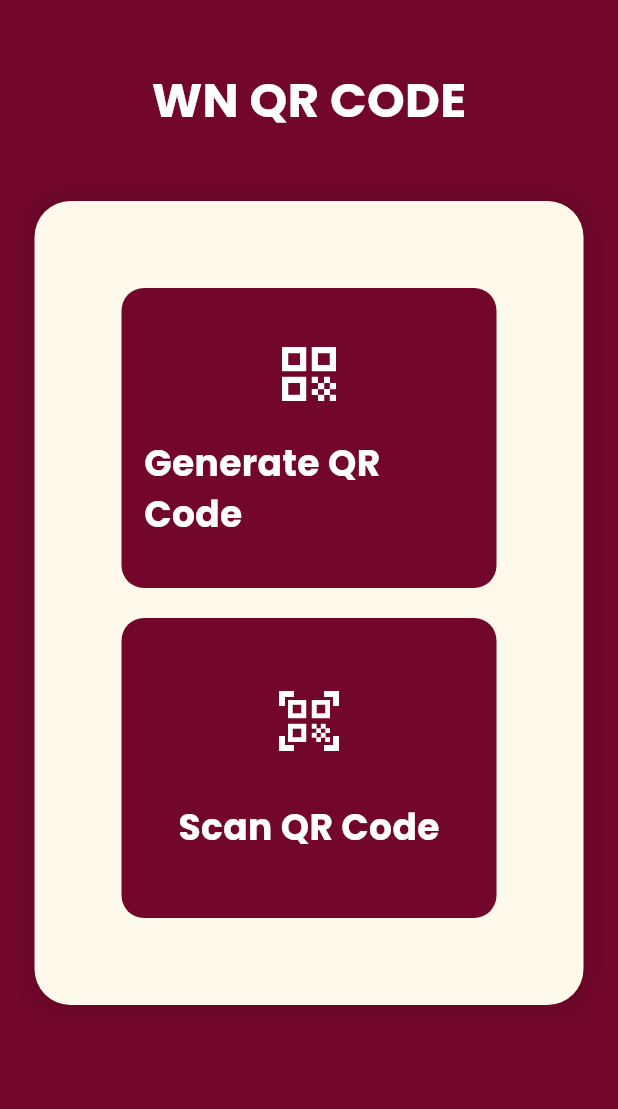
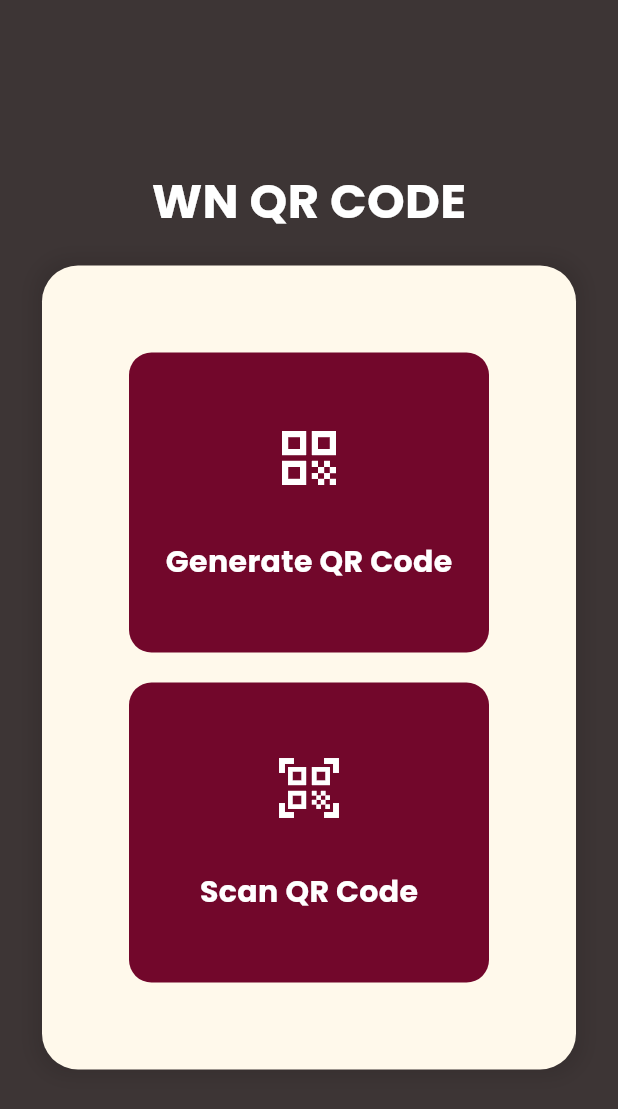
Before and after one commit to ChaminduWn/Qr-Scanner-Flutter, a Flutter app: the screen it shows after launch, on a phone screen of 412 x 824 dp. Shown: the top 1109 px of the screen. Run offline on Flutter 3.47's test engine with Material 3 defaults, Android fonts, the phone set to English and light mode, and no system bars; our stand-ins replace flutter_contacts, google_fonts, permission_handler, qr_flutter, screenshot, share_plus; missing offline and left inert: mobile_scanner.

Commit message:
Complete 100%

```diff
--- a/qr_scanner/lib/home_screen.dart
+++ b/qr_scanner/lib/home_screen.dart
@@ -9,28 +9,25 @@ class HomeScreen extends StatelessWidget {
   @override
   Widget build(BuildContext context) {
     return Scaffold(
-      backgroundColor: const Color.fromARGB(255, 114, 7, 43),
+      backgroundColor: const Color.fromARGB(255, 61, 53, 53),
       body: SafeArea(
         child: Column(
+          mainAxisAlignment: MainAxisAlignment.center,
           children: [
-            SizedBox(height: 20),
-            Padding(
-              padding: EdgeInsets.all(24),
-              child: Text("WN QR CODE",
-              style:GoogleFonts.poppins(
+            Center(
+              child: Text(
+                "WN QR CODE",
+                style: GoogleFonts.poppins(
                   fontSize: 32,
                   fontWeight: FontWeight.bold,
                   color: Colors.white,
-
                 ),
-
               ),
-
             ),
-              SizedBox(height: 20),
+            const SizedBox(height: 20),
             Center(
               child: Container(
-                  padding: EdgeInsets.all(58),
+                padding: const EdgeInsets.all(58),
                 decoration: BoxDecoration(
                   color: Theme.of(context).colorScheme.surface,
                   borderRadius: BorderRadius.circular(24),
@@ -40,7 +37,7 @@ class HomeScreen extends StatelessWidget {
                       blurRadius: 10,
                       spreadRadius: 5,
                     ),
-                    ]
+                  ],
                 ),
                 child: Column(
                   mainAxisAlignment: MainAxisAlignment.center,
@@ -53,10 +50,11 @@ class HomeScreen extends StatelessWidget {
                       () => Navigator.push(
                         context,
                         MaterialPageRoute(
-                            builder: (context) =>
-                            const GeneratorScreen()),),),
-
-                     SizedBox(height: 20),
+                          builder: (context) => const GeneratorScreen(),
+                        ),
+                      ),
+                    ),
+                    const SizedBox(height: 20),
                     _buildFeatureButton(
                       context,
                       "Scan QR Code",
@@ -64,49 +62,45 @@ class HomeScreen extends StatelessWidget {
                       () => Navigator.push(
                         context,
                         MaterialPageRoute(
-                            builder: (context) =>
-                            const ScannerScreen()),),),
-
+                          builder: (context) => const ScannerScreen(),
+                        ),
+                      ),
+                    ),
                   ],
-
-                  )
+                ),
               ),
             ),
           ],
         ),
       ),
     );
+  }
 
-  }
   Widget _buildFeatureButton(BuildContext context, String title, IconData icon, VoidCallback onPressed) {
     return GestureDetector(
       onTap: onPressed,
       child: Container(
-        padding: EdgeInsets.all(15),
+        padding: const EdgeInsets.all(15),
         height: 200,
-        width:250,
-        decoration :BoxDecoration(
+        width: 240,
+        decoration: BoxDecoration(
           color: const Color.fromARGB(255, 114, 7, 43),
           borderRadius: BorderRadius.circular(15),
-
         ),
         child: Column(
           mainAxisAlignment: MainAxisAlignment.spaceEvenly,
-
           children: [
             Icon(icon, size: 48, color: Colors.white),
             Text(
               title,
               style: GoogleFonts.poppins(
-                fontSize: 24,
+                fontSize: 20,
                 fontWeight: FontWeight.bold,
                 color: Colors.white,
               ),
             ),
-
           ],
         ),
-
       ),
     );
   }
```
Lines whose indentation alone changed are shown as unchanged.
